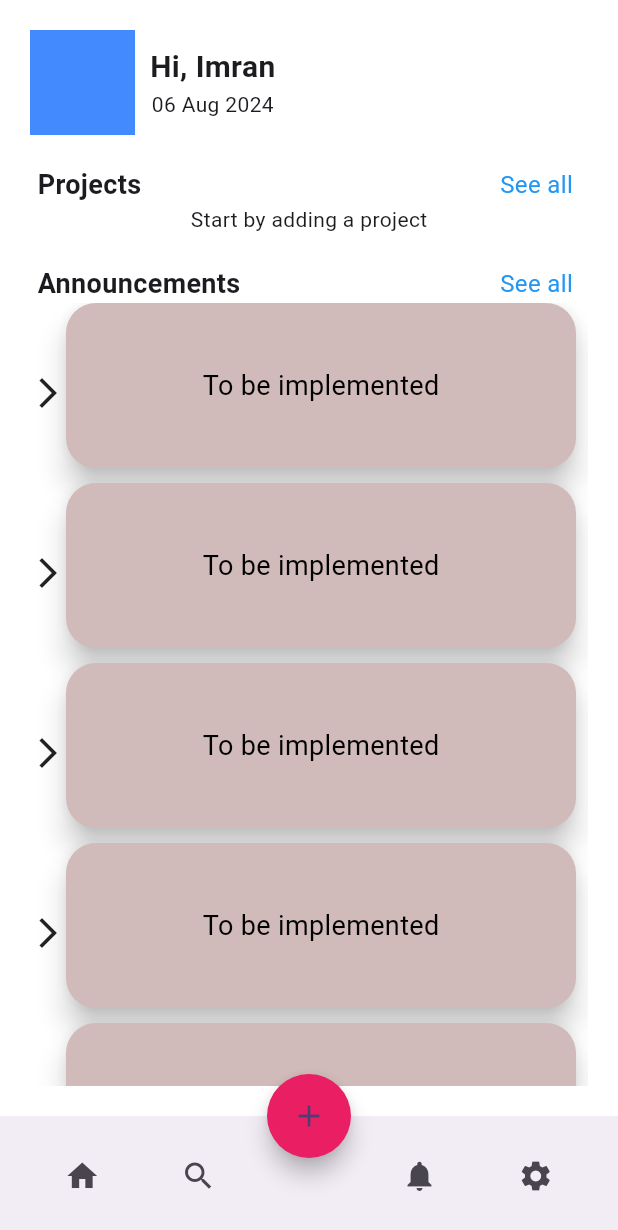
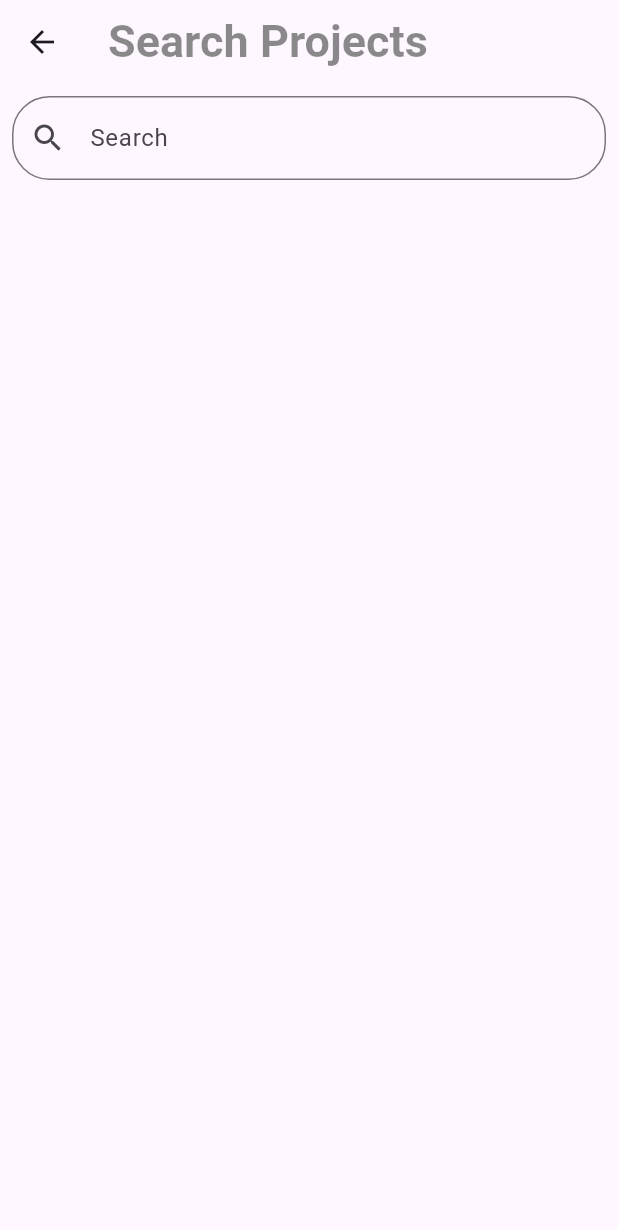
Before and after one commit to Imran-Chowdhury/Project-Management-App, a Flutter app: the screen it shows after launch, after a tap on the "search" icon, on a phone screen of 412 x 824 dp. Shown: the top 1230 px of the screen. Run offline on Flutter 3.47's test engine with Material 3 defaults, Android fonts, the light colour scheme and no system bars; our stand-ins replace carousel_slider, dartz, fl_chart, flutter_riverpod, fluttertoast, shared_preferences; network calls fail.

Commit message:
project search implemented

```diff
--- /dev/null
+++ b/lib/utils/announcement_widget.dart
@@ -0,0 +1,75 @@
+
+
+
+import 'package:flutter/material.dart';
+import 'package:flutter_riverpod/flutter_riverpod.dart';
+
+class AnnouncementWidget extends ConsumerStatefulWidget {
+  @override
+  ConsumerState<AnnouncementWidget> createState() => _AnnouncementWidgetState();
+
+
+
+}
+
+
+// 2. extend [ConsumerState]
+class _AnnouncementWidgetState extends ConsumerState<AnnouncementWidget> {
+
+
+  @override
+  void initState() {
+    super.initState();
+
+  }
+
+
+
+
+
+
+
+  @override
+  Widget build(BuildContext context) {
+    // 4. use ref.watch() to get the value of the provider
+
+    return  Expanded(
+      child: ListView.builder(
+        itemCount: 15, // Number of items
+        itemBuilder: (context, index) {
+          return Row(
+            children: [
+              const Icon(Icons.arrow_forward_ios),
+              Column(children: [
+                Material(
+                  // color: Color(0xFFD1BABA),
+                  color:const Color(0xFFE8A99B),
+                  elevation: 8.0, // Set the elevation
+                  borderRadius: BorderRadius.circular(20.0),
+                  child: Container(
+                    height: 100,
+                    width: 330,// Adjust height as needed
+                    decoration: BoxDecoration(
+                      borderRadius: BorderRadius.circular(20.0),
+                      gradient: const LinearGradient(colors: [Color(0xFFE8A99B),Color(0xFFE8A99B),]),
+                      // color: Color(0xFFD1BABA),
+                    ),
+                    margin: const EdgeInsets.all(5), // Add margin for spacing
+                    alignment: Alignment.center,
+                    child: const Text(
+                      'To be implemented',
+                      style:  TextStyle(color: Colors.black, fontSize: 18),
+                    ),
+                  ),
+                ),
+                const SizedBox(height: 10,),
+              ],),
+            ],
+          );
+        },
+      ),
+    );
+  }
+
+
+}
--- a/lib/views/home_view.dart
+++ b/lib/views/home_view.dart
@@ -2,6 +2,7 @@
 
 
 import 'dart:convert';
+import 'dart:ui';
 
 import 'package:carousel_slider/carousel_slider.dart';
 import 'package:flutter/material.dart';
@@ -12,9 +13,12 @@ import 'package:intl/intl.dart';
 import 'package:project_management_app/base_state/base_state.dart';
 import 'package:project_management_app/models/project_model/project_model.dart';
 import 'package:project_management_app/models/task_model/task_model.dart';
+import 'package:project_management_app/utils/announcement_widget.dart';
 
 import 'package:project_management_app/view_models/project_view_model.dart';
+import 'package:project_management_app/views/announcement_view.dart';
 import 'package:project_management_app/views/project_view.dart';
+import 'package:project_management_app/views/search_view.dart';
 import 'package:shared_preferences/shared_preferences.dart';
 
 
@@ -188,8 +192,9 @@ class _HomeScreenState extends ConsumerState<HomeScreen> {
 
                    headings("Announcements"),
 
-                   todayTaskList(),
+                   // announcements(),
 
+                   AnnouncementWidget(),
                  ],
                ),
 
@@ -221,6 +226,10 @@ class _HomeScreenState extends ConsumerState<HomeScreen> {
               icon: const Icon(Icons.search),
               onPressed: () {
                 // Handle press
+                Navigator.push(
+                  context,
+                  MaterialPageRoute(builder: (context) =>  SearchScreen(allProjects: projectList,)),
+                );
               },
             ),
             const SizedBox(width: 40), // This creates space for the round button
@@ -228,12 +237,18 @@ class _HomeScreenState extends ConsumerState<HomeScreen> {
               icon: const Icon(Icons.notifications),
               onPressed: () {
                 // Handle press
+                Navigator.push(
+                  context,
+                  MaterialPageRoute(builder: (context) =>  NotificationScreen()),
+                );
+
               },
             ),
             IconButton(
               icon: const Icon(Icons.settings),
               onPressed: () {
                 // Handle press
+
               },
             ),
           ],
@@ -303,13 +318,7 @@ Widget add(BuildContext context,GlobalKey<FormState> formKey, ProjectViewModelNo
                   },
                   child: const Text('Cancel'),
                 ),
-                // TextButton(
-                //   onPressed: () {
-                //     projectController.deleteFileFromSharedPreferences('project_file');
-                //     Navigator.of(context).pop();
-                //   },
-                //   child: const Text('Delete the file'),
-                // ),
+
 
                 TextButton(
                   onPressed: () {
@@ -384,14 +393,23 @@ Widget horizontalSlider( List<Project> projectsList, ProjectViewModelNotifier pr
               child: Container(
                 padding: const EdgeInsets.all(16.0),
                 decoration: BoxDecoration(
-                  color: const Color(0xFFbe2525), // Container color
+                  gradient: const LinearGradient(colors: [
+                    // Color(0xFF88a03d),
+                    // Color(0xFFC5C547)
+                    Color(0xFF912209),Color(0xFFC74426)
+                    ]),
+                    //
+                  // color: const Color(0xFF88a03d), // Container color
+                  // color: const Color(0xFFC5C547), // Container color
+
+
                   borderRadius: BorderRadius.circular(20.0), // Same as Material's borderRadius
                 ),
                  child:  Center(
                    child: Text(
 
                     listOfProjects[index].name,
-                    style: const  TextStyle(color: Colors.white, fontSize: 20.0),
+                    style: const  TextStyle(color: Colors.white,fontWeight: FontWeight.bold, fontSize: 25.0),
                    ),
                  ),
               ),
@@ -422,7 +440,7 @@ Widget horizontalSlider( List<Project> projectsList, ProjectViewModelNotifier pr
       ): const Center(child: Text('Start by adding a project'),);
 }
 
-Widget todayTaskList(){
+Widget announcements(){
   return  Expanded(
          child: ListView.builder(
           itemCount: 15, // Number of items
@@ -458,6 +476,34 @@ Widget todayTaskList(){
                ),
        );
 }
+
+Widget headings(String projectOrTask) {
+  return Row(
+    mainAxisAlignment: MainAxisAlignment.spaceBetween,
+    children: [
+      Padding(
+        padding: const EdgeInsets.only(left: 5.0),
+        child: Text(
+         projectOrTask,
+          style: const TextStyle(fontSize: 18.0, fontWeight: FontWeight.bold),
+        ),
+      ),
+      Padding(
+        padding: const EdgeInsets.only(right: 10.0),
+        child: GestureDetector(
+          onTap: () {
+            // Navigate to see all page or perform desired action
+          },
+          child: const Text(
+            'See all',
+            style: TextStyle(color: Colors.blue, fontSize: 16.0),
+          ),
+        ),
+      ),
+    ],
+  );
+}
+
 
 
    void showOptions(BuildContext context,String project,String description, ProjectViewModelNotifier projectController,
@@ -543,32 +589,3 @@ Widget todayTaskList(){
    }
 
 }
-
-
-
-Widget headings(String projectOrTask) {
-  return Row(
-    mainAxisAlignment: MainAxisAlignment.spaceBetween,
-    children: [
-      Padding(
-        padding: const EdgeInsets.only(left: 5.0),
-        child: Text(
-         projectOrTask,
-          style: const TextStyle(fontSize: 18.0, fontWeight: FontWeight.bold),
-        ),
-      ),
-      Padding(
-        padding: const EdgeInsets.only(right: 10.0),
-        child: GestureDetector(
-          onTap: () {
-            // Navigate to see all page or perform desired action
-          },
-          child: const Text(
-            'See all',
-            style: TextStyle(color: Colors.blue, fontSize: 16.0),
-          ),
-        ),
-      ),
-    ],
-  );
-}
--- /dev/null
+++ b/lib/views/search_view.dart
@@ -0,0 +1,80 @@
+import 'package:flutter/material.dart';
+import 'package:flutter_riverpod/flutter_riverpod.dart';
+
+import '../models/project_model/project_model.dart';
+import '../utils/search_result_widget.dart';
+
+import '../view_models/search_view_model.dart';
+
+class SearchScreen extends ConsumerStatefulWidget {
+  @override
+  _SearchScreenState createState() => _SearchScreenState();
+  SearchScreen({required this.allProjects});
+  List<Project> allProjects;
+}
+
+class _SearchScreenState extends ConsumerState<SearchScreen> {
+  TextEditingController searchController = TextEditingController();
+
+  // @override
+  // void initState() {
+  //   super.initState();
+  //   _searchController.addListener(() {
+  //     ref.read(projectProvider.notifier).filterProjects(_searchController.text);
+  //   });
+  // }
+
+  @override
+  void dispose() {
+    searchController.dispose();
+    super.dispose();
+  }
+
+  @override
+  Widget build(BuildContext context) {
+    final filteredProjects = ref.watch(projectProvider);
+    SearchNotifier controller = ref.watch(projectProvider.notifier);
+
+    return Scaffold(
+      appBar: AppBar(
+        title: Text('Search Projects',
+            style: TextStyle(
+            color: Colors.black45,
+            fontSize: 30.0,
+            fontWeight: FontWeight.bold
+        ),),
+      ),
+      body: Padding(
+        padding: const EdgeInsets.all(8.0),
+        child: Column(
+          children: [
+            TextField(
+              onChanged: (value){
+                // controller.filteredProjects(value, widget.allProjects);
+                controller.filterProjects(value, widget.allProjects);
+              },
+              controller: searchController,
+              decoration: const InputDecoration(
+                labelText: 'Search',
+                hintText: 'Enter project name',
+                prefixIcon: const Icon(Icons.search),
+                border: const OutlineInputBorder(
+                  borderRadius: const BorderRadius.all(Radius.circular(25.0)),
+                ),
+              ),
+            ),
+            const SizedBox(height: 20),
+            Expanded(
+              child: ListView.builder(
+                itemCount: filteredProjects.length,
+                itemBuilder: (context, index) {
+                  return searchResultTile( filteredProjects, index, context);
+                },
+              ),
+            ),
+          ],
+        ),
+      ),
+    );
+  }
+}
```
Also changed, not shown: lib/utils/search_result_widget.dart (added, +53 -0 lines), lib/view_models/project_view_model.dart (+0 -8 lines), lib/view_models/search_view_model.dart (added, +29 -0 lines), lib/views/announcement_view.dart (added, +55 -0 lines), lib/views/pie_chart.dart (+0 -35 lines).
